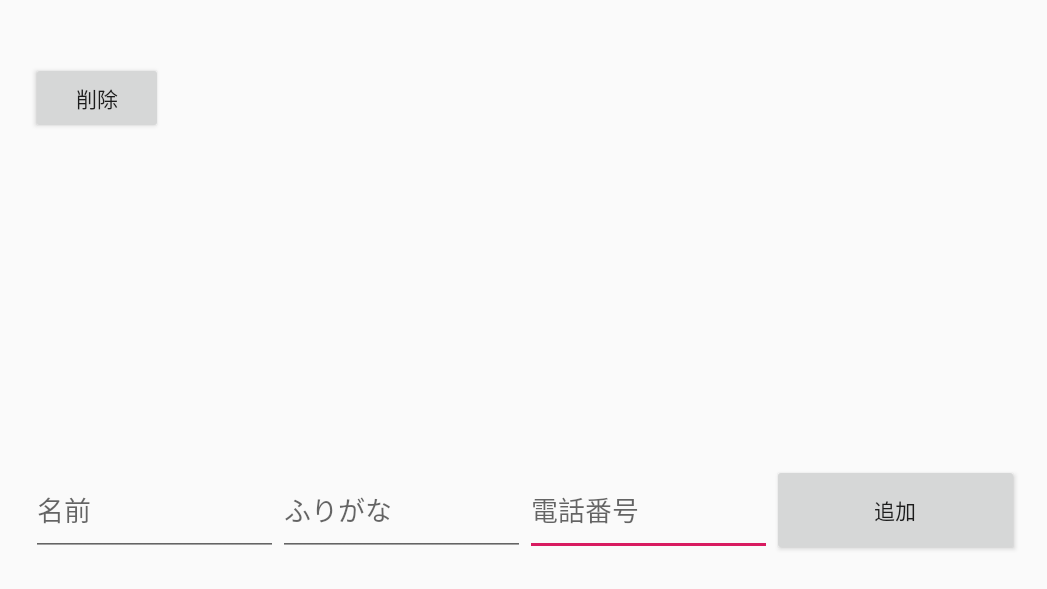
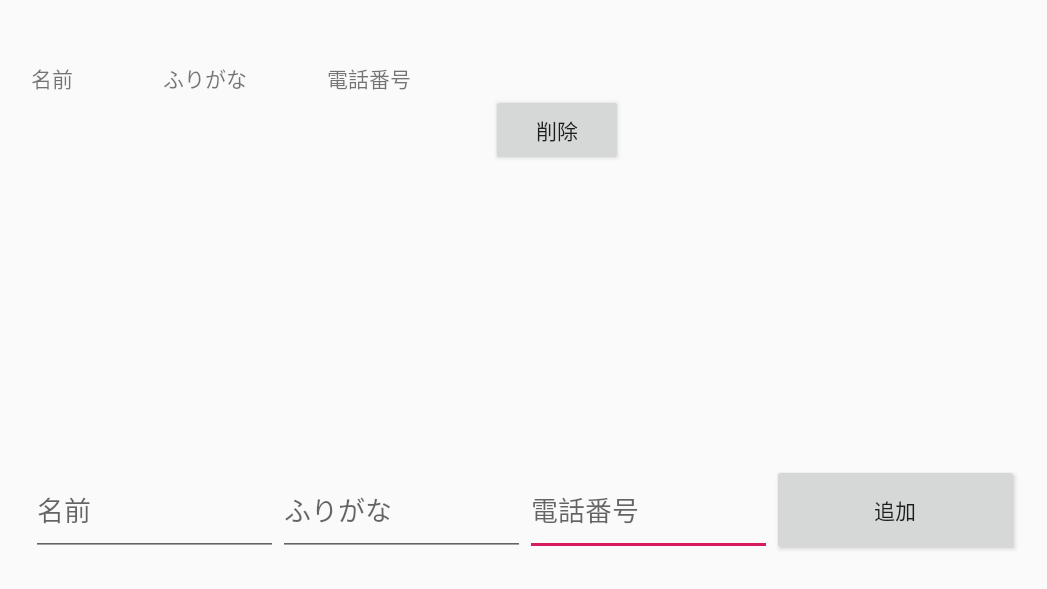
Before and after one commit to KawashimaRyutaro/Dokatsuke, an Android app: the MemberMainteActivity screen opened directly, with no data from a screen before it, after a tap on "追加", on a phone screen of 824 x 412 dp (held sideways). Shown: the top 589 px of the screen, without its empty margins (93-1140 px from the left). Run offline under Robolectric (Android 15) with nearby library versions, the phone set to English and light mode, and no system bars.

```diff
--- a/app/src/main/java/com/example/dokatsu/dokatsu/MainActivity.java
+++ b/app/src/main/java/com/example/dokatsu/dokatsu/MainActivity.java
@@ -31,7 +31,9 @@ public class MainActivity extends AppCompatActivity implements View.OnClickListe
             }
         });
         findViewById(R.id.imageView).setOnClickListener(this);
-        EmployeeXML._File = getApplicationContext().getFileStreamPath("Employee.xml");
+
+        EmployeeXML._File = new File(getBaseContext().getExternalFilesDir(null).getPath() +"/Employee.xml");
+        EmployeeXML.loadFile(getBaseContext());
     }
 
     /**
--- a/app/src/main/java/com/example/dokatsu/dokatsu/MemberMainteActivity.java
+++ b/app/src/main/java/com/example/dokatsu/dokatsu/MemberMainteActivity.java
@@ -16,6 +16,9 @@ public class MemberMainteActivity extends AppCompatActivity implements  View.OnC
     //テーブルレイアウト
     TableLayout _tableLayout;
 
+    //パディングの幅
+    final int PADDING_WIDTH = 20;
+
     @Override
     protected void onCreate(Bundle savedInstanceState)
     {
@@ -30,18 +33,40 @@ public class MemberMainteActivity extends AppCompatActivity implements  View.OnC
         _tableLayout = findViewById(R.id.table1);
         _tableLayout.removeAllViews();
 
+        //タイトル部の作成
+        TableRow _HeadRow = new TableRow(this);
+
+        TextView _HeadName = new TextView(this);
+        _HeadName.setText(String.format("%-"+PADDING_WIDTH+"s","名前"));
+        _HeadRow.addView(_HeadName);
+
+        TextView _HeadFurigana = new TextView(this);
+        _HeadFurigana.setText(String.format("%-"+PADDING_WIDTH+"s","ふりがな"));
+        _HeadRow.addView(_HeadFurigana);
+
+        TextView _HeadId = new TextView(this);
+        _HeadId.setText(String.format("%-"+PADDING_WIDTH+"s","電話番号"));
+        _HeadRow.addView(_HeadId);
+
+        _tableLayout.addView(_HeadRow);
+
         for(final EmployeeBean _Emp : EmployeeXML._EmployeeList)
         {
             TableRow _Row = new TableRow(this);
+
+
+            TextView _Name =new TextView(this);
+            _Name.setText(String.format("%-"+PADDING_WIDTH+"s",_Emp.getName()));
+            _Row.addView(_Name);
+
+            TextView _Furigana =new TextView(this);
+            _Furigana.setText(String.format("%-"+PADDING_WIDTH+"s",_Emp.getFurigana()));
+            _Row.addView(_Furigana);
+
             TextView _Id =new TextView(this);
-            _Id.setText(_Emp.getId());
+            _Id.setText(String.format("%-"+PADDING_WIDTH+"s",_Emp.getId()));
             _Row.addView(_Id);
-            TextView _Furigana =new TextView(this);
-            _Furigana.setText(_Emp.getFurigana());
-            _Row.addView(_Furigana);
-            TextView _Name =new TextView(this);
-            _Name.setText(_Emp.getName());
-            _Row.addView(_Name);
+
             Button _Delete = new Button(this);
             _Delete.setText("削除");
             _Delete.setOnClickListener(new View.OnClickListener(){
@@ -53,6 +78,7 @@ public class MemberMainteActivity extends AppCompatActivity implements  View.OnC
                 }
             });
             _Row.addView(_Delete);
+
             _tableLayout.addView(_Row);
         }
 
```
Also changed, not shown: app/src/main/java/com/example/dokatsu/dokatsu/EmployeeXML.java (+53 -71 lines).
